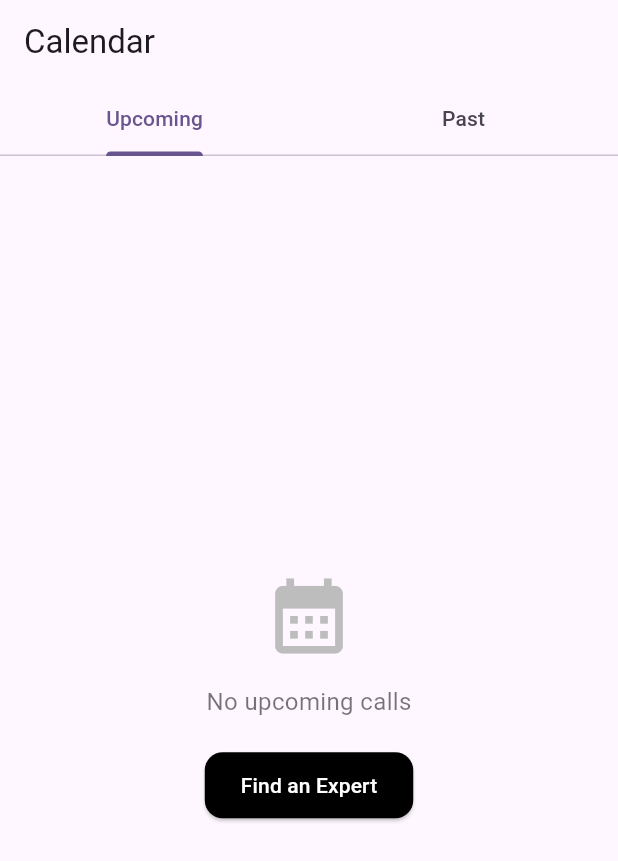
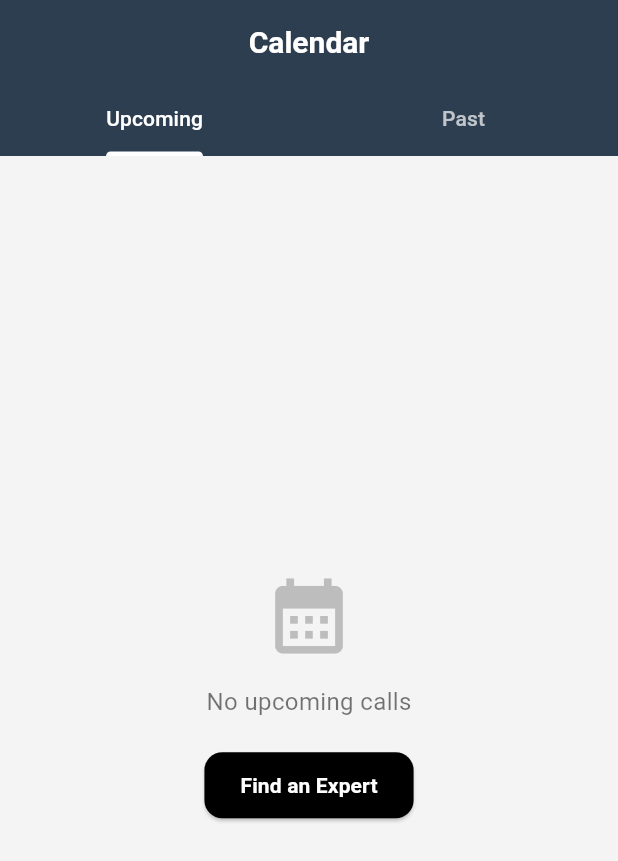
Before and after one commit to NaimTheDev/halal_social_final_v2, a Flutter app: the CallsPage screen opened directly, on a phone screen of 412 x 824 dp. Shown: the top 861 px of the screen. Run offline on Flutter 3.47's test engine with Material 3 defaults, Android fonts, the phone set to English and light mode, and no system bars; our stand-ins replace cloud_firestore, firebase_auth, firebase_core, flutter_hooks, hooks_riverpod, webview_flutter; missing offline and left inert: dart:html, pkce; accounts and stored records are empty; statements that could not run were skipped.

Commit message:
update theming

```diff
--- a/lib/features/calls/views/calls_page.dart
+++ b/lib/features/calls/views/calls_page.dart
@@ -73,8 +73,15 @@ class CallsPage extends StatelessWidget {
           length: 2,
           child: Scaffold(
             appBar: AppBar(
-              title: const Text('Calendar'),
+              title: const Text(
+                'Calendar',
+                style: TextStyle(color: Colors.white),
+              ),
+              iconTheme: const IconThemeData(color: Colors.white),
               bottom: const TabBar(
+                labelColor: Colors.white,
+                unselectedLabelColor: Colors.white70,
+                indicatorColor: Colors.white,
                 tabs: [Tab(text: 'Upcoming'), Tab(text: 'Past')],
               ),
             ),
--- a/lib/features/home/views/home_page.dart
+++ b/lib/features/home/views/home_page.dart
@@ -6,6 +6,8 @@ class HomePage extends StatelessWidget {
   @override
   Widget build(BuildContext context) {
     return SafeArea(
+      child: Container(
+        color: Theme.of(context).scaffoldBackgroundColor,
         child: CustomScrollView(
           slivers: [
             SliverToBoxAdapter(child: _buildSearchBar(context)),
@@ -19,6 +21,7 @@ class HomePage extends StatelessWidget {
             SliverToBoxAdapter(child: _buildSectionHeader('Marriage')),
             SliverToBoxAdapter(child: _buildHorizontalMentorCards()),
           ],
+        ),
       ),
     );
   }
--- /dev/null
+++ b/lib/theme/app_theme.dart
@@ -0,0 +1,109 @@
+// lib/theme/app_theme.dart
+import 'package:flutter/material.dart';
+
+/// Your core brand colors
+class AppColors {
+  AppColors._();
+
+  static const Color primary = Color(0xFF2C3E50); // dark blue
+  static const Color primaryVariant = Color(0xFF1A252F); // darker blue
+  static const Color secondary = Color(0xFF16A085); // teal
+  static const Color secondaryVariant = Color(0xFF0E6655); // darker teal
+
+  static const Color background = Color(0xFFF4F4F4); // light gray
+  static const Color surface = Color(0xFFFFFFFF); // white
+  static const Color error = Color(0xFFE74C3C); // red
+
+  static const Color onPrimary = Color(0xFFFFFFFF); // white
+  static const Color onSecondary = Color(0xFFFFFFFF); // white
+  static const Color onBackground = Color(0xFF2C3E50); // dark blue
+  static const Color onSurface = Color(0xFF2C3E50); // dark blue
+  static const Color onError = Color(0xFFFFFFFF); // white
+
+  // Gray shades
+  static const Color greyLight = Color(0xFFBDC3C7); // light gray
+  static const Color grey = Color(0xFF7F8C8D); // medium gray
+  static const Color greyDark = Color(0xFF34495E); // dark gray
+}
+
+final ThemeData appTheme = ThemeData(
+  colorScheme: ColorScheme(
+    brightness: Brightness.light,
+    primary: AppColors.primary,
+    onPrimary: AppColors.onPrimary,
+    secondary: AppColors.secondary,
+    onSecondary: AppColors.onSecondary,
+    background: AppColors.background,
+    onBackground: AppColors.onBackground,
+    surface: AppColors.surface,
+    onSurface: AppColors.onSurface,
+    error: AppColors.error,
+    onError: AppColors.onError,
+  ),
+
+  // AppBar uses primary color
+  appBarTheme: const AppBarTheme(
+    backgroundColor: AppColors.primary,
+    foregroundColor: AppColors.onPrimary,
+    elevation: 2,
+    centerTitle: true,
+  ),
+
+  // Bottom navigation styling
+  bottomNavigationBarTheme: const BottomNavigationBarThemeData(
+    backgroundColor: AppColors.surface,
+    selectedItemColor: AppColors.primary,
+    unselectedItemColor: AppColors.greyDark,
+    showUnselectedLabels: true,
+  ),
+
+  // Chip styling for those pill-style categories
+  chipTheme: ChipThemeData(
+    backgroundColor: AppColors.surface,
+    disabledColor: AppColors.greyLight,
+    selectedColor: AppColors.primaryVariant.withOpacity(0.1),
+    secondarySelectedColor: AppColors.secondaryVariant.withOpacity(0.1),
+    padding: const EdgeInsets.symmetric(horizontal: 12),
+    shape: RoundedRectangleBorder(
+      borderRadius: BorderRadius.circular(20),
+      side: const BorderSide(color: AppColors.greyLight),
+    ),
+    labelStyle: const TextStyle(color: AppColors.onSurface),
+    secondaryLabelStyle: const TextStyle(color: AppColors.onSecondary),
+    brightness: Brightness.light,
+  ),
+
+  // Card styling for featured experts, trending consultations, etc.
+  cardTheme: const CardTheme(
+    color: AppColors.surface,
+    elevation: 2,
+    margin: EdgeInsets.symmetric(vertical: 8, horizontal: 12),
+    shape: RoundedRectangleBorder(
+      borderRadius: BorderRadius.all(Radius.circular(12)),
+    ),
+  ),
+
+  // Default button styling
+  elevatedButtonTheme: ElevatedButtonThemeData(
+    style: ElevatedButton.styleFrom(
+      backgroundColor: AppColors.primary,
+      foregroundColor: AppColors.onPrimary,
+      shape: RoundedRectangleBorder(borderRadius: BorderRadius.circular(8)),
+      padding: const EdgeInsets.symmetric(vertical: 12, horizontal: 20),
+    ),
+  ),
+
+  // Text styling
+  textTheme: const TextTheme(
+    titleLarge: TextStyle(
+      fontSize: 20,
+      fontWeight: FontWeight.bold,
+      color: AppColors.onBackground,
+    ),
+    titleMedium: TextStyle(fontSize: 16, color: AppColors.greyDark),
+    bodyMedium: TextStyle(fontSize: 14, color: AppColors.onBackground),
+    labelLarge: TextStyle(fontSize: 14, fontWeight: FontWeight.w600),
+  ),
+
+  scaffoldBackgroundColor: AppColors.background,
+);
```
Also changed, not shown: lib/main.dart (+3 -22 lines). Lines whose indentation alone changed are shown as unchanged.
